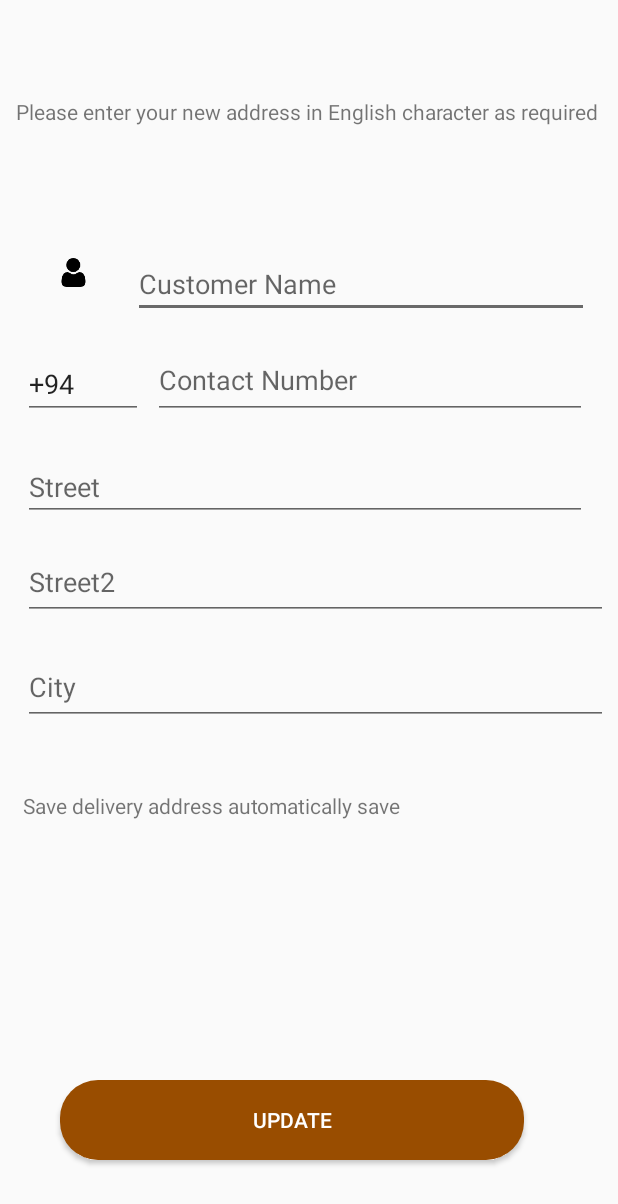
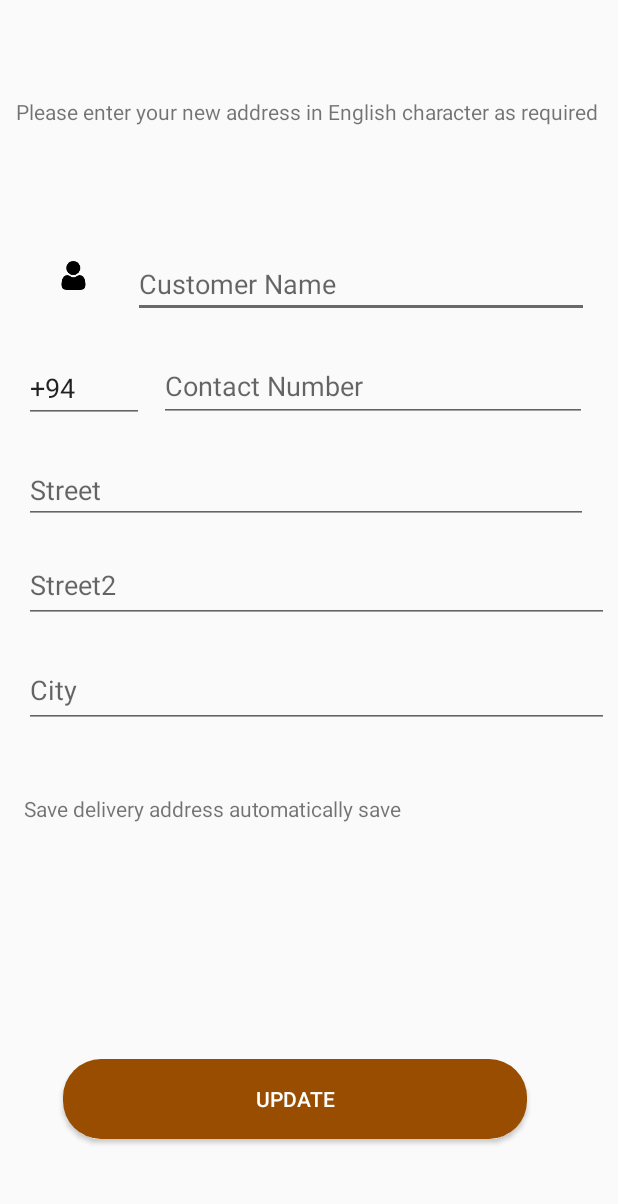
Before and after one commit to Agasthi98/Dominators, an Android app: the layout activity_edit_address.xml on its own in the app's theme, with its tools: preview values and no code run, on a phone screen of 412 x 824 dp. Shown: the top 1204 px of the screen. Run offline under Robolectric (Android 15) with nearby library versions, the phone set to English and light mode, and no system bars.

Commit message:
Update Address form

```diff
--- a/app/src/main/res/layout/activity_address.xml
+++ b/app/src/main/res/layout/activity_address.xml
@@ -119,8 +119,8 @@
 
     <EditText
         android:id="@+id/txtEditCont"
-        android:layout_width="287dp"
-        android:layout_height="44dp"
+        android:layout_width="298dp"
+        android:layout_height="45dp"
         android:layout_marginStart="16dp"
         android:layout_marginLeft="16dp"
         android:layout_marginTop="16dp"
--- a/app/src/main/res/layout/activity_edit_address.xml
+++ b/app/src/main/res/layout/activity_edit_address.xml
@@ -30,10 +30,10 @@
         android:textColor="@color/colorWhite"
         app:layout_constraintBottom_toBottomOf="parent"
         app:layout_constraintEnd_toEndOf="parent"
-        app:layout_constraintHorizontal_bias="0.392"
+        app:layout_constraintHorizontal_bias="0.411"
         app:layout_constraintStart_toStartOf="parent"
         app:layout_constraintTop_toBottomOf="@+id/txtEditCity"
-        app:layout_constraintVertical_bias="0.823" />
+        app:layout_constraintVertical_bias="0.773" />
 
     <TextView
         android:id="@+id/textView15"
@@ -83,10 +83,10 @@
         android:text="@string/Conatctextention"
         app:layout_constraintBottom_toBottomOf="parent"
         app:layout_constraintEnd_toEndOf="@+id/txtEditname"
-        app:layout_constraintHorizontal_bias="0.05"
+        app:layout_constraintHorizontal_bias="0.051"
         app:layout_constraintStart_toStartOf="parent"
         app:layout_constraintTop_toBottomOf="@+id/txtEditname"
-        app:layout_constraintVertical_bias="0.01" />
+        app:layout_constraintVertical_bias="0.014" />
 
     <EditText
         android:id="@+id/txteditStreet"
@@ -131,15 +131,15 @@
 
     <EditText
         android:id="@+id/txtEditCont"
-        android:layout_width="289dp"
-        android:layout_height="51dp"
+        android:layout_width="285dp"
+        android:layout_height="47dp"
         android:layout_marginTop="16dp"
         android:hint="Contact Number"
         app:layout_constraintBottom_toBottomOf="parent"
         app:layout_constraintEnd_toEndOf="@+id/txtEditname"
-        app:layout_constraintHorizontal_bias="0.928"
+        app:layout_constraintHorizontal_bias="0.933"
         app:layout_constraintStart_toStartOf="@+id/txtEditname"
         app:layout_constraintTop_toBottomOf="@+id/txtEditname"
-        app:layout_constraintVertical_bias="0.0" />
+        app:layout_constraintVertical_bias="0.011" />
 
 </androidx.constraintlayout.widget.ConstraintLayout>
```
